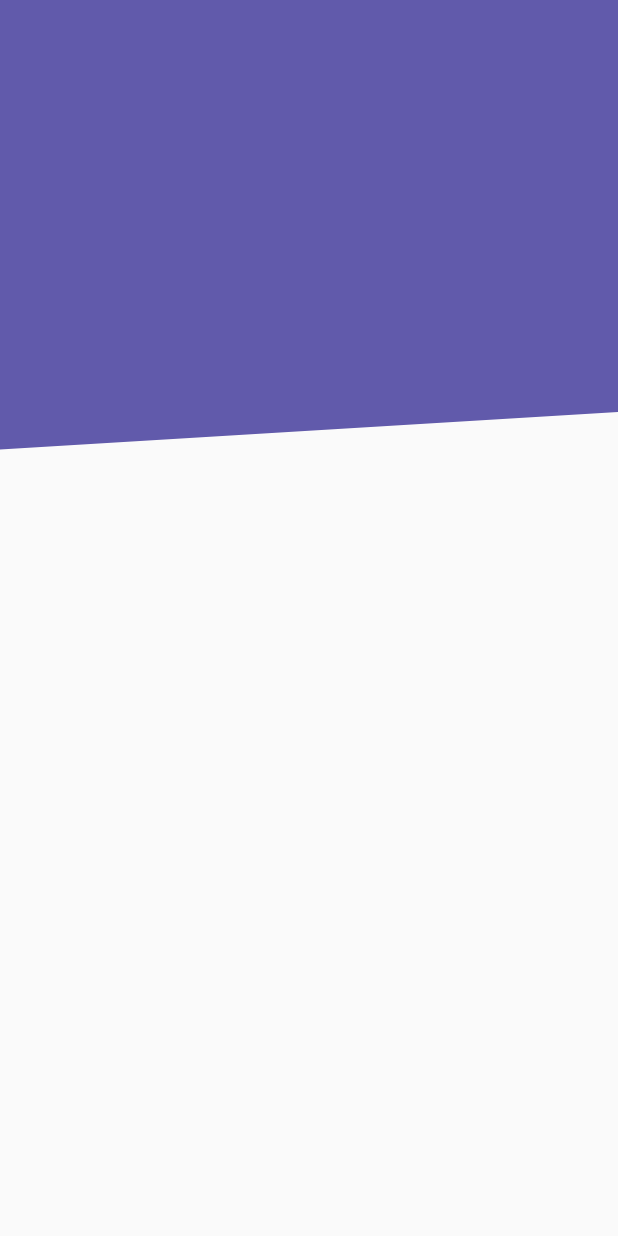
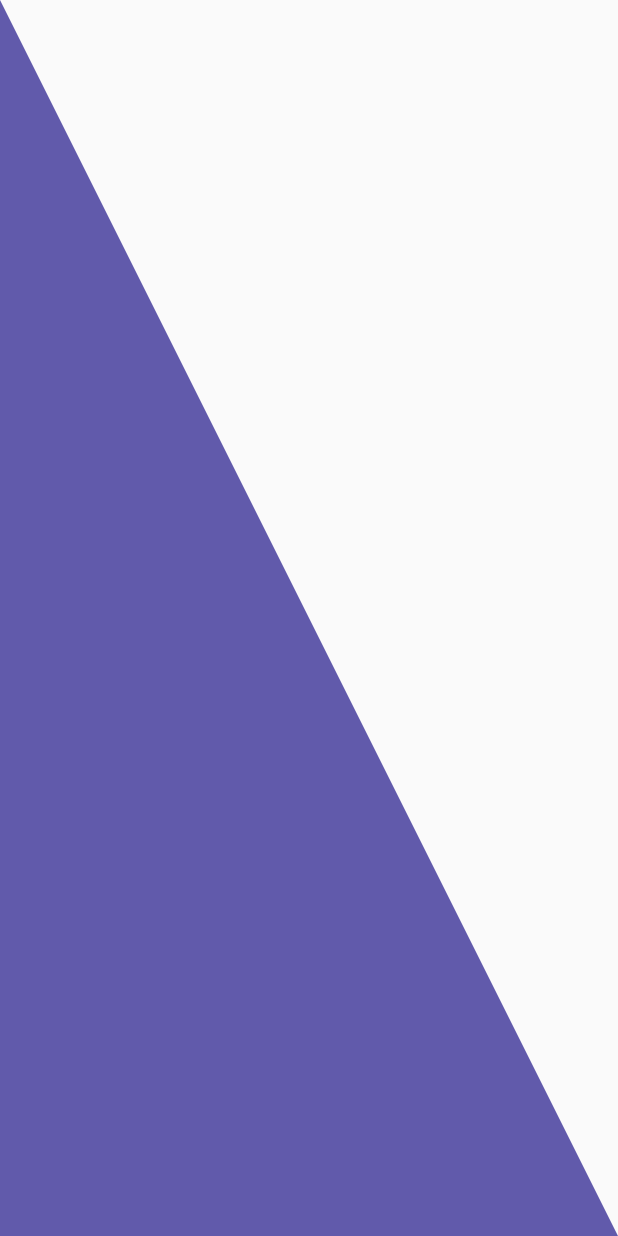
Before and after one commit to CrisMEDev/Flutter-Designs_and_animations, a Flutter app: the screen it shows after launch, on a phone screen of 412 x 824 dp. Run offline on Flutter 3.47's test engine with Material 2 defaults, Android fonts, the phone set to English and light mode, and no system bars.

Commit message:
Se implementó el header con forma triangualr a lo largo de la pantalla

```diff
--- a/lib/src/pages/headers_page.dart
+++ b/lib/src/pages/headers_page.dart
@@ -8,7 +8,7 @@ class HeadersPage extends StatelessWidget {
     return Scaffold(
       // body: HeaderCuadrado(),
       // body: HeaderBordesRedondeados(),
-      body: HeaderDiagonalDerecha(),
+      body: HeaderTrianguloDerecho(),
     );
   }
 }
--- a/lib/src/widgets/headers.dart
+++ b/lib/src/widgets/headers.dart
@@ -81,3 +81,41 @@ class _HeaderDiagonalPainter extends CustomPainter {
   }
 
 }
+
+class HeaderTrianguloDerecho extends StatelessWidget {
+  @override
+  Widget build(BuildContext context) {
+    return Container(
+      width: double.infinity,
+      height: double.infinity,
+
+      child: CustomPaint(
+        painter: _HeaderTrianguloDerechoPainter(),
+      ),
+    );
+  }
+}
+
+class _HeaderTrianguloDerechoPainter extends CustomPainter{
+
+  @override
+  void paint(Canvas canvas, Size size) {
+    final paint = new Paint();
+    final path = new Path();
+
+    // Propiedaes del paint
+    paint.color = Color( 0xFF615AAB );
+    paint.style = PaintingStyle.fill;
+
+    // Dibujar con el path y el paint; El path por defecto esta en (0, 0)
+    path.lineTo(0, size.height);
+    path.lineTo(size.width, size.height);
+
+    canvas.drawPath(path, paint);
+
+  }
+
+  @override
+  bool shouldRepaint(covariant CustomPainter oldDelegate) => true;
+
+}
```
